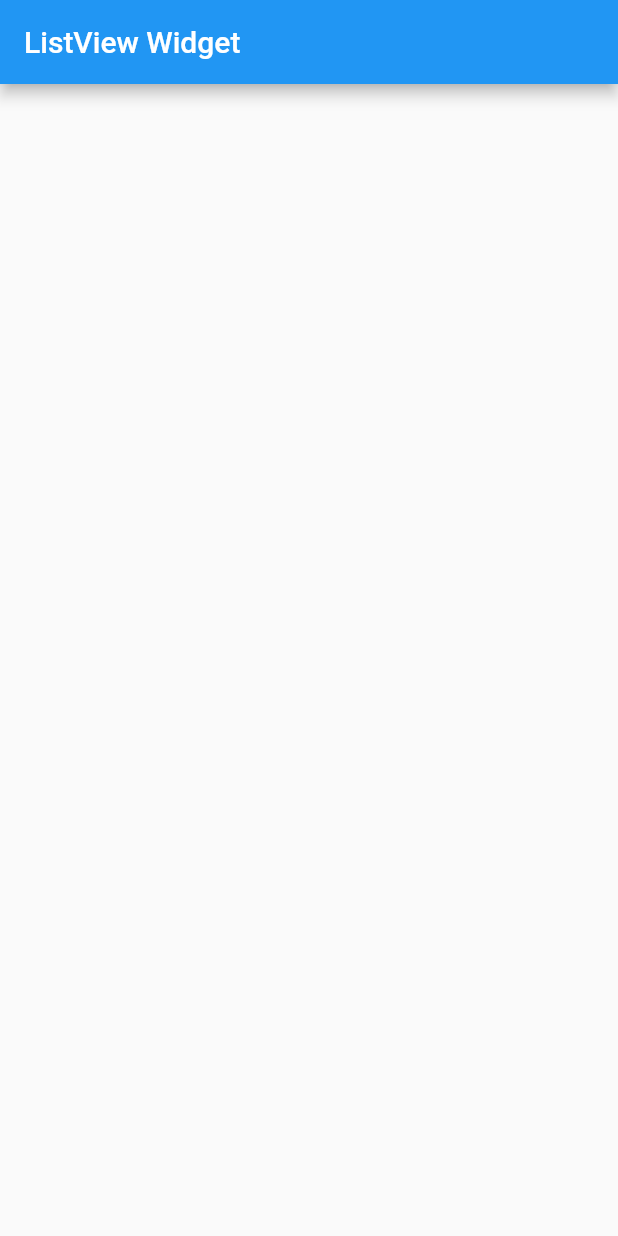
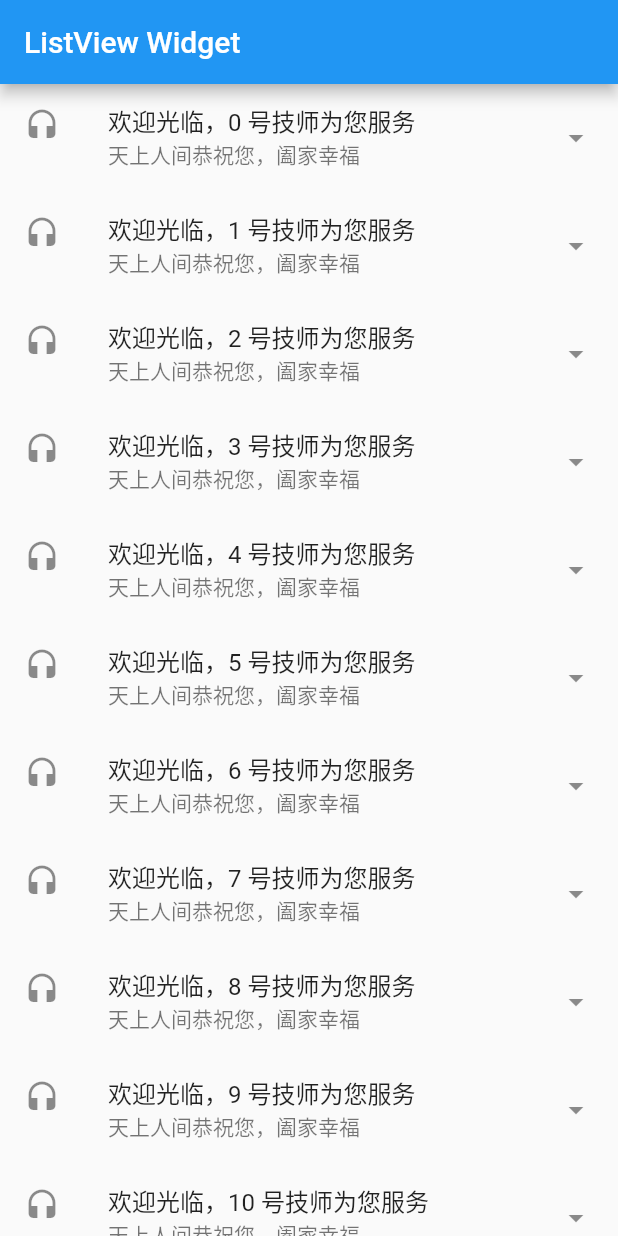
Before and after one commit to ReverseScale/FlutterDemo, a Flutter app: the screen it shows after launch, on a phone screen of 412 x 824 dp. Run offline on Flutter 3.47's test engine with Material 2 defaults, Android fonts, the phone set to English and light mode, and no system bars.

Commit message:
✨:Introducing new features for DataList.

```diff
--- a/hello_flutter_app/lib/main.dart
+++ b/hello_flutter_app/lib/main.dart
@@ -5,11 +5,21 @@ import 'package:flutter/material.dart';
 // 单行调用使用 “=> 函数”
 // void main() => runApp(MyApp());
 void main() {
-  runApp(MyApp());
+  runApp(MyApp(
+    // items: List()
+    // items: [1, 2, 3]
+    // items: List<String>()
+    items: new List<String>.generate(1000, (i)=>"$i 号技师")
+  ));
 }
 
 // MyApp 类继承自 StatelessWidget，@override 重写
 class MyApp extends StatelessWidget {
+
+  final List<String> items;
+  // 构造函数
+  MyApp({Key key, @required this.items}):super(key:key);
+
   @override
 
   // build 方法
@@ -24,12 +34,7 @@ class MyApp extends StatelessWidget {
         //     title: Text('Flutter'),
         // ),
         appBar: new AppBar(title: new Text('ListView Widget')),
-
-        body: Center(
-          child: Container(
-            child: VerticalImageList()
-          ),
-        ),
+        body: DataList(items: items)
       ),
     );
   }
@@ -79,6 +84,7 @@ class LinearGradientContainer extends StatelessWidget{
 
 class NetworkImage extends StatelessWidget{
   @override
+
   Widget build(BuildContext context){
     return new Image.network(
       'http://ghexoblogimages.oss-cn-beijing.aliyuncs.com/18-11-16/77393802.jpg',
@@ -120,6 +126,7 @@ class HorizontalList extends StatelessWidget{
 
 class VerticalList extends StatelessWidget{
   @override
+
   Widget build(BuildContext context){
     return ListView(
       scrollDirection: Axis.vertical,
@@ -145,7 +152,6 @@ class VerticalList extends StatelessWidget{
   }
 }
 
-
 class VerticalImageList extends StatelessWidget{
   @override
 
@@ -161,66 +167,24 @@ class VerticalImageList extends StatelessWidget{
   }
 }
 
-/// 官方点击加1 Demo MyApp
-// // MyApp 类继承自 StatelessWidget，@override 重写
-// class MyApp extends StatelessWidget {
-//   @override
+class DataList extends StatelessWidget{
 
-//   // build 方法
-//   Widget build(BuildContext context) {
-//     return MaterialApp(
-//       title: 'Welcome to Flutter!',
-//       theme: ThemeData(
-//         primarySwatch: Colors.blue,
-//       ),
-//       home: MyHomePage(title: 'Flutter Demo Home Page'),
-//     );
-//   }
-// }
+  final List<String> items;
+  DataList({Key key, @required this.items}):super(key:key);
 
-// class MyHomePage extends StatefulWidget {
-//   MyHomePage({Key key, this.title}) : super(key: key);
+  @override
 
-//   final String title;
-
-//   @override
-//   _MyHomePageState createState() => _MyHomePageState();
-// }
-
-// class _MyHomePageState extends State<MyHomePage> {
-//   int _counter = 0;
-
-//   void _incrementCounter() {
-//     setState(() {
-//       _counter++;
-//     });
-//   }
-
-//   @override
-//   Widget build(BuildContext context) {
-//     return Scaffold(
-//       appBar: AppBar(
-//         title: Text(widget.title),
-//       ),
-//       body: Center(
-//         child: Column(
-//           mainAxisAlignment: MainAxisAlignment.center,
-//           children: <Widget>[
-//             Text(
-//               'You have pushed the button this many times:',
-//             ),
-//             Text(
-//               '$_counter',
-//               style: Theme.of(context).textTheme.display1,
-//             ),
-//           ],
-//         ),
-//       ),
-//       floatingActionButton: FloatingActionButton(
-//         onPressed: _incrementCounter,
-//         tooltip: 'Increment',
-//         child: Icon(Icons.add),
-//       ),
-//     );
-//   }
-// }
+  Widget build(BuildContext context){
+    return ListView.builder(
+      itemCount: items.length,
+      itemBuilder: (context, index){
+        return new ListTile(
+            leading: new Icon(Icons.headset),
+            title: new Text('欢迎光临，${items[index]}为您服务'),
+            subtitle: new Text('天上人间恭祝您，阖家幸福'),
+            trailing: new Icon(Icons.arrow_drop_down),
+          );
+      },
+    );
+  }
+}
```
